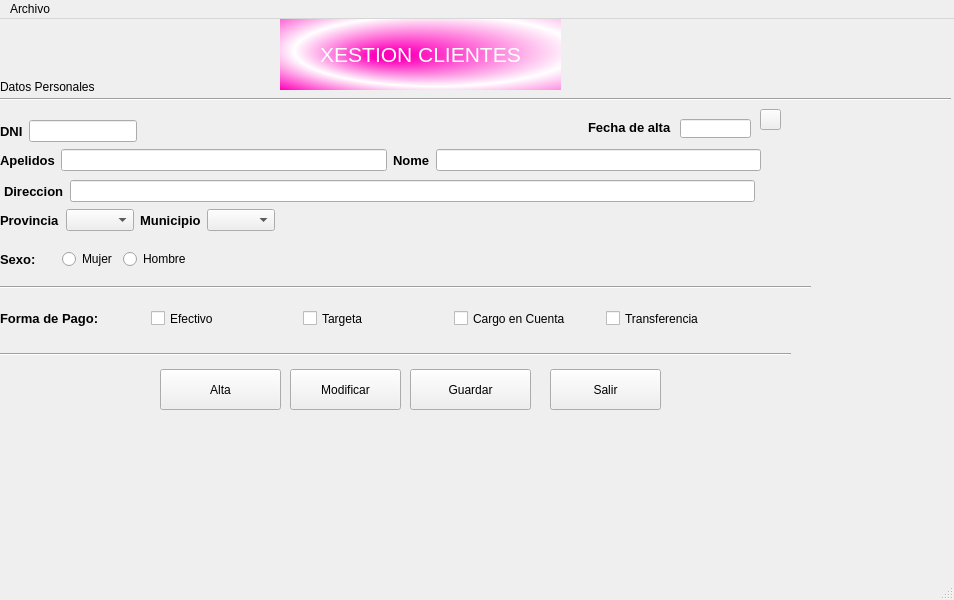
Above: window.ui from PortelaAtenea/BasicInterface before the change. Below: the same form after it.
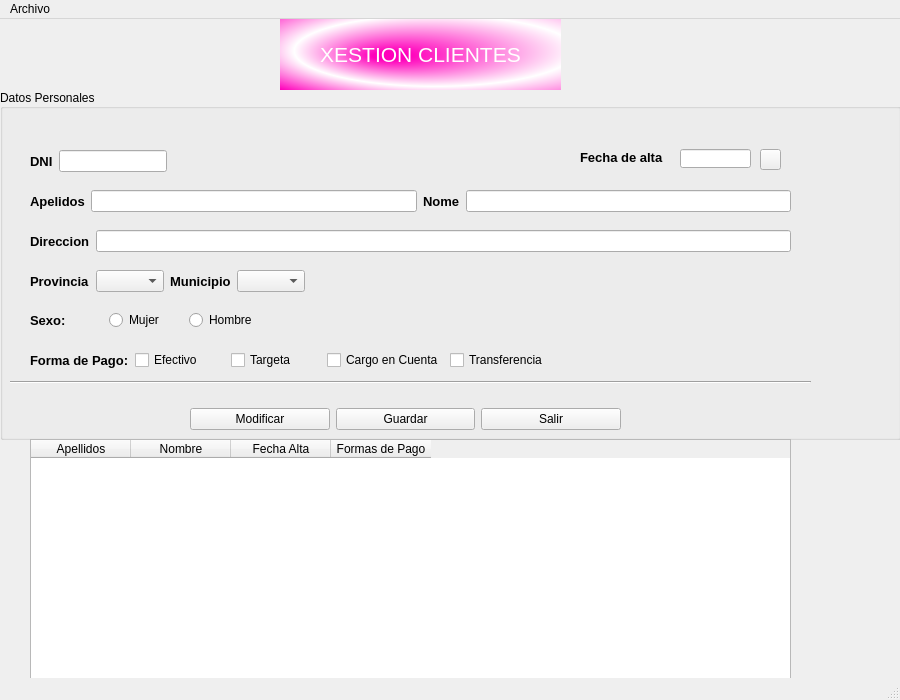
That is the form after the change. Icons and pictures are not drawn.

The edit to the form file:
```diff
--- a/window.ui
+++ b/window.ui
@@ -6,8 +6,8 @@
    <rect>
     <x>0</x>
     <y>0</y>
-    <width>954</width>
-    <height>600</height>
+    <width>900</width>
+    <height>700</height>
    </rect>
   </property>
   <property name="sizePolicy">
@@ -20,19 +20,6 @@
    <string>IMPORT-EXPORTS TEIS</string>
   </property>
   <widget class="QWidget" name="centralwidget">
-   <widget class="QPushButton" name="btnAceptar">
-    <property name="geometry">
-     <rect>
-      <x>160</x>
-      <y>350</y>
-      <width>121</width>
-      <height>41</height>
-     </rect>
-    </property>
-    <property name="text">
-     <string>Alta</string>
-    </property>
-   </widget>
    <widget class="QLabel" name="lblTitulo">
     <property name="geometry">
      <rect>
@@ -64,39 +51,34 @@
      <set>Qt::AlignCenter</set>
     </property>
    </widget>
-   <widget class="QPushButton" name="btnSalir">
-    <property name="geometry">
-     <rect>
-      <x>550</x>
-      <y>350</y>
-      <width>111</width>
-      <height>41</height>
-     </rect>
-    </property>
-    <property name="text">
-     <string>Salir</string>
-    </property>
-   </widget>
-   <widget class="Line" name="line">
+   <widget class="QGroupBox" name="groupBox">
     <property name="geometry">
      <rect>
       <x>0</x>
-      <y>320</y>
-      <width>791</width>
-      <height>31</height>
+      <y>70</y>
+      <width>901</width>
+      <height>351</height>
      </rect>
     </property>
-    <property name="orientation">
-     <enum>Qt::Horizontal</enum>
+    <property name="title">
+     <string>Datos Personales</string>
     </property>
-   </widget>
+    <property name="alignment">
+     <set>Qt::AlignLeading|Qt::AlignLeft|Qt::AlignVCenter</set>
+    </property>
+    <property name="flat">
+     <bool>false</bool>
+    </property>
+    <property name="checkable">
+     <bool>false</bool>
+    </property>
    <widget class="QWidget" name="layoutWidget">
     <property name="geometry">
      <rect>
-      <x>0</x>
-      <y>130</y>
+       <x>30</x>
+       <y>100</y>
       <width>761</width>
-      <height>22</height>
+       <height>24</height>
      </rect>
     </property>
     <layout class="QHBoxLayout" name="horizontalLayout_2">
@@ -139,28 +121,18 @@
      </item>
     </layout>
    </widget>
-   <widget class="Line" name="line_2">
+    <widget class="QWidget" name="layoutWidget">
     <property name="geometry">
      <rect>
-      <x>0</x>
-      <y>60</y>
-      <width>951</width>
-      <height>41</height>
-     </rect>
-    </property>
-    <property name="orientation">
-     <enum>Qt::Horizontal</enum>
-    </property>
-   </widget>
-   <widget class="QLabel" name="lblFechaAlta">
-    <property name="geometry">
-     <rect>
-      <x>588</x>
-      <y>100</y>
-      <width>86</width>
-      <height>16</height>
-     </rect>
-    </property>
+       <x>30</x>
+       <y>180</y>
+       <width>276</width>
+       <height>24</height>
+      </rect>
+     </property>
+     <layout class="QHBoxLayout" name="horizontalLayout_6">
+      <item>
+       <widget class="QLabel" name="lblPro">
     <property name="font">
      <font>
       <pointsize>10</pointsize>
@@ -169,57 +141,15 @@
      </font>
     </property>
     <property name="text">
-     <string>Fecha de alta</string>
-    </property>
-   </widget>
-   <widget class="QLineEdit" name="txtFechaAlta">
-    <property name="geometry">
-     <rect>
-      <x>680</x>
-      <y>100</y>
-      <width>71</width>
-      <height>19</height>
-     </rect>
-    </property>
-   </widget>
-   <widget class="QPushButton" name="btnGuardar">
-    <property name="geometry">
-     <rect>
-      <x>410</x>
-      <y>350</y>
-      <width>121</width>
-      <height>41</height>
-     </rect>
-    </property>
-    <property name="text">
-     <string>Guardar</string>
-    </property>
-   </widget>
-   <widget class="QPushButton" name="btnModificar">
-    <property name="geometry">
-     <rect>
-      <x>290</x>
-      <y>350</y>
-      <width>111</width>
-      <height>41</height>
-     </rect>
-    </property>
-    <property name="text">
-     <string>Modificar</string>
-    </property>
-   </widget>
-   <widget class="QWidget" name="layoutWidget">
-    <property name="geometry">
-     <rect>
-      <x>0</x>
-      <y>100</y>
-      <width>201</width>
-      <height>25</height>
-     </rect>
-    </property>
-    <layout class="QHBoxLayout" name="horizontalLayout">
+         <string>Provincia</string>
+        </property>
+       </widget>
+      </item>
      <item>
-      <widget class="QLabel" name="lblDni">
+       <widget class="QComboBox" name="cmbProv"/>
+      </item>
+      <item>
+       <widget class="QLabel" name="lblMuni">
        <property name="font">
         <font>
          <pointsize>10</pointsize>
@@ -228,41 +158,22 @@
         </font>
        </property>
        <property name="text">
-        <string>DNI</string>
+         <string>Municipio</string>
        </property>
       </widget>
      </item>
      <item>
-      <widget class="QLineEdit" name="txtDni"/>
-     </item>
-     <item>
-      <widget class="QLabel" name="lblValidoDni">
-       <property name="enabled">
-        <bool>true</bool>
-       </property>
-       <property name="sizePolicy">
-        <sizepolicy hsizetype="Expanding" vsizetype="Expanding">
-         <horstretch>0</horstretch>
-         <verstretch>0</verstretch>
-        </sizepolicy>
-       </property>
-       <property name="styleSheet">
-        <string notr="true">font: 75 14pt &quot;Arial&quot;;</string>
-       </property>
-       <property name="text">
-        <string/>
-       </property>
-      </widget>
-     </item>
+       <widget class="QComboBox" name="cmbMuni"/>
+      </item>
     </layout>
    </widget>
    <widget class="QWidget" name="layoutWidget">
     <property name="geometry">
      <rect>
-      <x>0</x>
-      <y>290</y>
-      <width>751</width>
-      <height>19</height>
+       <x>30</x>
+       <y>260</y>
+       <width>518</width>
+       <height>22</height>
      </rect>
     </property>
     <layout class="QHBoxLayout" name="horizontalLayout_5">
@@ -355,10 +266,10 @@
    <widget class="QWidget" name="layoutWidget">
     <property name="geometry">
      <rect>
-      <x>0</x>
-      <y>230</y>
-      <width>191</width>
-      <height>21</height>
+       <x>30</x>
+       <y>220</y>
+       <width>232</width>
+       <height>22</height>
      </rect>
     </property>
     <layout class="QHBoxLayout" name="horizontalLayout_4">
@@ -401,10 +312,10 @@
    <widget class="QWidget" name="layoutWidget">
     <property name="geometry">
      <rect>
-      <x>4</x>
-      <y>161</y>
-      <width>751</width>
-      <height>22</height>
+       <x>30</x>
+       <y>140</y>
+       <width>761</width>
+       <height>24</height>
      </rect>
     </property>
     <layout class="QHBoxLayout" name="horizontalLayout_3">
@@ -430,83 +341,56 @@
    <widget class="QWidget" name="layoutWidget">
     <property name="geometry">
      <rect>
-      <x>0</x>
-      <y>190</y>
-      <width>276</width>
-      <height>22</height>
-     </rect>
-    </property>
-    <layout class="QHBoxLayout" name="horizontalLayout_6">
-     <item>
-      <widget class="QLabel" name="lblPro">
-       <property name="font">
-        <font>
-         <pointsize>10</pointsize>
-         <weight>75</weight>
-         <bold>true</bold>
-        </font>
-       </property>
-       <property name="text">
-        <string>Provincia</string>
-       </property>
-      </widget>
-     </item>
-     <item>
-      <widget class="QComboBox" name="cmbProv"/>
-     </item>
-     <item>
-      <widget class="QLabel" name="lblMuni">
-       <property name="font">
-        <font>
-         <pointsize>10</pointsize>
-         <weight>75</weight>
-         <bold>true</bold>
-        </font>
-       </property>
-       <property name="text">
-        <string>Municipio</string>
-       </property>
-      </widget>
-     </item>
-     <item>
-      <widget class="QComboBox" name="cmbMuni"/>
-     </item>
-    </layout>
-   </widget>
-   <widget class="QLabel" name="lblDatosPersonales">
-    <property name="geometry">
-     <rect>
-      <x>0</x>
+       <x>30</x>
       <y>60</y>
-      <width>161</width>
-      <height>16</height>
-     </rect>
+       <width>221</width>
+       <height>25</height>
+      </rect>
+     </property>
+     <layout class="QHBoxLayout" name="horizontalLayout">
+      <item>
+       <widget class="QLabel" name="lblDni">
+        <property name="font">
+         <font>
+          <pointsize>10</pointsize>
+          <weight>75</weight>
+          <bold>true</bold>
+         </font>
+        </property>
+        <property name="text">
+         <string>DNI</string>
+        </property>
+       </widget>
+      </item>
+      <item>
+       <widget class="QLineEdit" name="txtDni"/>
+      </item>
+      <item>
+       <widget class="QLabel" name="lblValidoDni">
+        <property name="enabled">
+         <bool>true</bool>
+        </property>
+        <property name="sizePolicy">
+         <sizepolicy hsizetype="Expanding" vsizetype="Expanding">
+          <horstretch>0</horstretch>
+          <verstretch>0</verstretch>
+         </sizepolicy>
     </property>
     <property name="styleSheet">
-     <string notr="true">font: 75 14pt &quot;MS Shell Dlg 2&quot;;</string>
+         <string notr="true">font: 75 14pt &quot;Arial&quot;;</string>
     </property>
     <property name="text">
-     <string>Datos Personales</string>
-    </property>
-   </widget>
-   <widget class="Line" name="line_3">
-    <property name="geometry">
-     <rect>
-      <x>0</x>
-      <y>260</y>
-      <width>811</width>
-      <height>16</height>
-     </rect>
-    </property>
-    <property name="orientation">
-     <enum>Qt::Horizontal</enum>
-    </property>
+         <string/>
+        </property>
+       </widget>
+      </item>
+     </layout>
    </widget>
    <widget class="QPushButton" name="btnCalendar">
     <property name="geometry">
      <rect>
       <x>760</x>
-      <y>90</y>
+       <y>60</y>
       <width>21</width>
       <height>21</height>
      </rect>
@@ -519,13 +403,130 @@
       <normaloff>img/calendario.png</normaloff>img/calendario.png</iconset>
     </property>
    </widget>
+    <widget class="QLabel" name="lblFechaAlta">
+     <property name="geometry">
+      <rect>
+       <x>580</x>
+       <y>60</y>
+       <width>86</width>
+       <height>16</height>
+      </rect>
+     </property>
+     <property name="font">
+      <font>
+       <pointsize>10</pointsize>
+       <weight>75</weight>
+       <bold>true</bold>
+      </font>
+     </property>
+     <property name="text">
+      <string>Fecha de alta</string>
+     </property>
+    </widget>
+    <widget class="QLineEdit" name="txtAltaCli">
+     <property name="geometry">
+      <rect>
+       <x>680</x>
+       <y>60</y>
+       <width>71</width>
+       <height>19</height>
+      </rect>
+     </property>
+     <property name="alignment">
+      <set>Qt::AlignRight|Qt::AlignTrailing|Qt::AlignVCenter</set>
+     </property>
+    </widget>
+    <widget class="QWidget" name="">
+     <property name="geometry">
+      <rect>
+       <x>190</x>
+       <y>310</y>
+       <width>431</width>
+       <height>41</height>
+      </rect>
+     </property>
+     <layout class="QHBoxLayout" name="horizontalLayout_7">
+      <item>
+       <widget class="QPushButton" name="btnModificar">
+        <property name="text">
+         <string>Modificar</string>
+        </property>
+       </widget>
+      </item>
+      <item>
+       <widget class="QPushButton" name="btnGuardar">
+        <property name="text">
+         <string>Guardar</string>
+        </property>
+       </widget>
+      </item>
+      <item>
+       <widget class="QPushButton" name="btnSalir">
+        <property name="text">
+         <string>Salir</string>
+        </property>
+       </widget>
+      </item>
+     </layout>
+    </widget>
+    <widget class="Line" name="line">
+     <property name="geometry">
+      <rect>
+       <x>10</x>
+       <y>283</y>
+       <width>801</width>
+       <height>20</height>
+      </rect>
+     </property>
+     <property name="orientation">
+      <enum>Qt::Horizontal</enum>
+     </property>
+    </widget>
+   </widget>
+   <widget class="QTableWidget" name="tableWidget">
+    <property name="geometry">
+     <rect>
+      <x>30</x>
+      <y>420</y>
+      <width>761</width>
+      <height>261</height>
+     </rect>
+    </property>
+    <column>
+     <property name="text">
+      <string>Apellidos</string>
+     </property>
+    </column>
+    <column>
+     <property name="text">
+      <string>Nombre</string>
+     </property>
+    </column>
+    <column>
+     <property name="text">
+      <string>Fecha Alta</string>
+     </property>
+    </column>
+    <column>
+     <property name="text">
+      <string>Formas de Pago</string>
+     </property>
+    </column>
+   </widget>
+   <zorder>groupBox</zorder>
+   <zorder>btnAceptar</zorder>
+   <zorder>lblTitulo</zorder>
+   <zorder>btnSalir</zorder>
+   <zorder>btnGuardar</zorder>
+   <zorder>btnModificar</zorder>
+   <zorder>tableWidget</zorder>
   </widget>
   <widget class="QMenuBar" name="menubar">
    <property name="geometry">
     <rect>
      <x>0</x>
      <y>0</y>
-     <width>954</width>
+     <width>900</width>
      <height>21</height>
     </rect>
    </property>
```
Left out of the diff: 4 changed lines with no effect on the pictures. Lines whose indentation alone changed are shown as unchanged.
